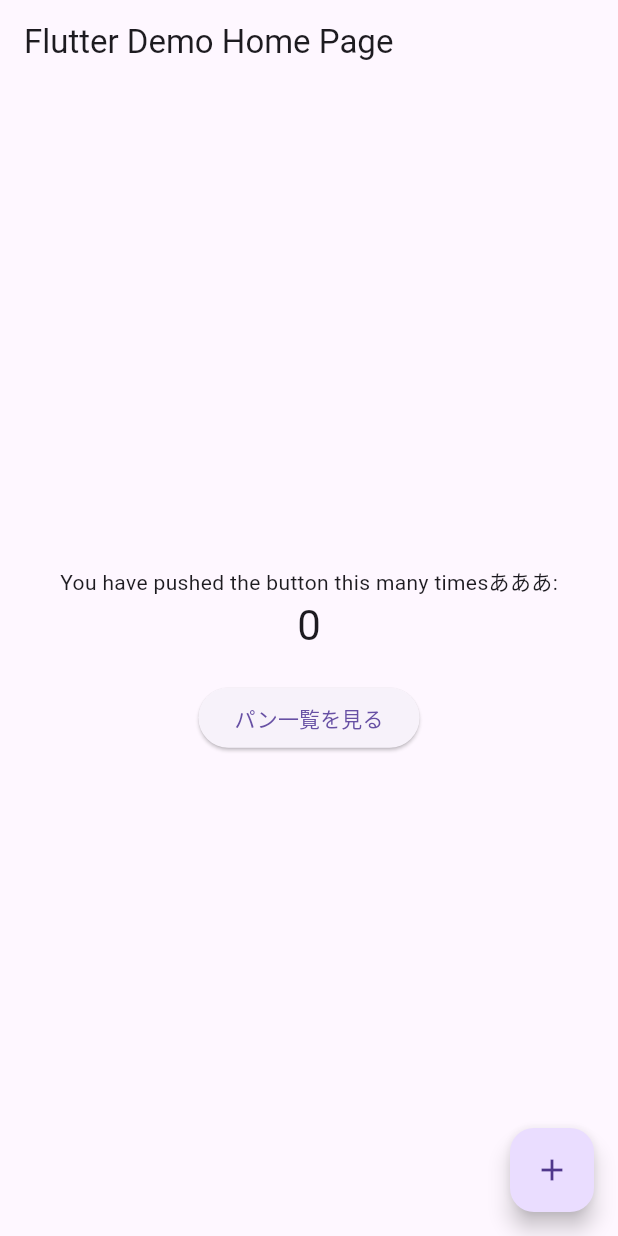
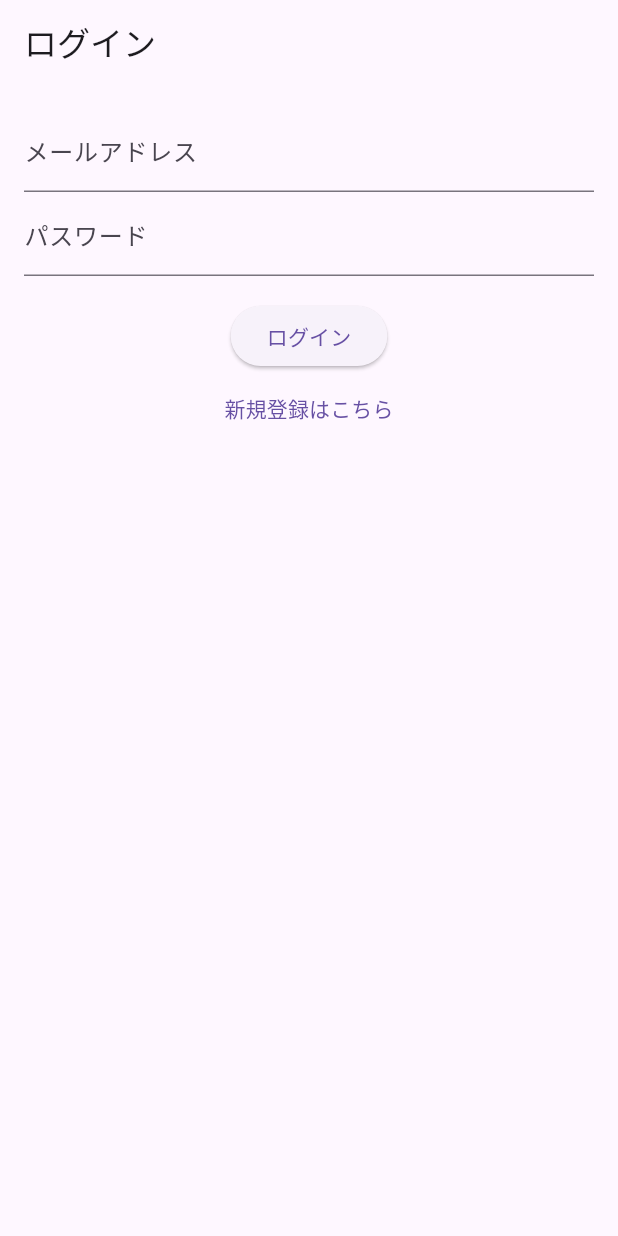
Before and after one commit to 04daiki/ositabi, a Flutter app: the screen it shows after launch, on a phone screen of 412 x 824 dp. Run offline on Flutter 3.47's test engine with Material 3 defaults, Android fonts, the phone set to English and light mode, and no system bars; our stand-ins replace cloud_firestore, firebase_auth, firebase_core; accounts and stored records are empty.

Commit message:
ログイン、ログアウト、新規登録

```diff
--- /dev/null
+++ b/lib/auth_gate.dart
@@ -0,0 +1,24 @@
+import 'package:flutter/material.dart';
+import 'package:firebase_auth/firebase_auth.dart';
+import 'pan_list_screen.dart';
+import 'login_page.dart';
+
+class AuthGate extends StatelessWidget {
+  const AuthGate({super.key});
+
+  @override
+  Widget build(BuildContext context) {
+    return StreamBuilder<User?>(
+      stream: FirebaseAuth.instance.authStateChanges(),
+      builder: (context, snapshot) {
+        if (snapshot.connectionState == ConnectionState.waiting) {
+          return const Scaffold(body: Center(child: CircularProgressIndicator()));
+        } else if (snapshot.hasData) {
+          return PanListScreen(); // ログイン済みならパン一覧画面へ
+        } else {
+          return LoginPage(); // 未ログインならログイン画面へ
+        }
+      },
+    );
+  }
+}
--- /dev/null
+++ b/lib/login_page.dart
@@ -0,0 +1,66 @@
+import 'package:flutter/material.dart';
+import 'package:firebase_auth/firebase_auth.dart';
+
+class LoginPage extends StatefulWidget {
+  @override
+  _LoginPageState createState() => _LoginPageState();
+}
+
+class _LoginPageState extends State<LoginPage> {
+  final _emailController = TextEditingController();
+  final _passwordController = TextEditingController();
+  String? _errorMessage;
+
+  Future<void> _login() async {
+    try {
+      await FirebaseAuth.instance.signInWithEmailAndPassword(
+        email: _emailController.text.trim(),
+        password: _passwordController.text.trim(),
+      );
+      // ログイン成功後の処理（例：ホーム画面に遷移）
+      Navigator.pushReplacementNamed(context, '/home');
+    } catch (e) {
+      setState(() {
+        _errorMessage = 'ログインに失敗しました';
+      });
+    }
+  }
+
+  @override
+  Widget build(BuildContext context) {
+    return Scaffold(
+      appBar: AppBar(title: Text('ログイン')),
+      body: Padding(
+        padding: const EdgeInsets.all(16.0),
+        child: Column(
+          children: [
+            if (_errorMessage != null) ...[
+              Text(_errorMessage!, style: TextStyle(color: Colors.red)),
+              SizedBox(height: 8),
+            ],
+            TextField(
+              controller: _emailController,
+              decoration: InputDecoration(labelText: 'メールアドレス'),
+            ),
+            TextField(
+              controller: _passwordController,
+              decoration: InputDecoration(labelText: 'パスワード'),
+              obscureText: true,
+            ),
+            SizedBox(height: 16),
+            ElevatedButton(
+              onPressed: _login,
+              child: Text('ログイン'),
+            ),
+            TextButton(
+              onPressed: () {
+                Navigator.pushNamed(context, '/register');
+              },
+              child: const Text('新規登録はこちら'),
+            ),
+          ],
+        ),
+      ),
+    );
+  }
+}
--- a/lib/main.dart
+++ b/lib/main.dart
@@ -1,10 +1,17 @@
 import 'package:flutter/material.dart';
 import 'package:firebase_core/firebase_core.dart'; // Firebase 初期化用
+import 'firebase_options.dart'; // Firebase CLIで自動生成されたファイル
+
+import 'auth_gate.dart'; //ログインの有無を確認する
 import 'pan_list_screen.dart'; // パン一覧画面
+import 'register_page.dart'; //登録画面
+
 
 void main() async {
   WidgetsFlutterBinding.ensureInitialized();
-  await Firebase.initializeApp(); // Firebase を初期化
+  await Firebase.initializeApp(
+    options: DefaultFirebaseOptions.currentPlatform,
+  ); // Firebase を初期化
   runApp(const MyApp());
 }
 
@@ -16,7 +23,11 @@ class MyApp extends StatelessWidget {
     return MaterialApp(
       title: 'Flutter Demo',
       theme: ThemeData(primarySwatch: Colors.blue),
-      home: const MyHomePage(), // const を追加
+      home: const AuthGate(), // const を追加
+      routes: {
+        '/register': (context) => const RegisterPage(),
+        '/panList': (context) => PanListScreen(),
+      },
     );
   }
 }
@@ -61,9 +72,15 @@ class _MyHomePageState extends State<MyHomePage> {
             ),
             const SizedBox(height: 20),
             ElevatedButton(
-              onPressed: _goToPanList,
-              child: const Text('パン一覧を見る'),
+              onPressed: () {
+                Navigator.pushNamed(context, '/register');
+              },
+              child: const Text('新規登録'),
             ),
+            // ElevatedButton(
+            //   onPressed: _goToPanList,
+            //   child: const Text('パン一覧を見る'),
+            // ),
           ],
         ),
       ),
```
Also changed, not shown: lib/pan_list_screen.dart (+35 -22 lines), lib/register_page.dart (added, +62 -0 lines).
